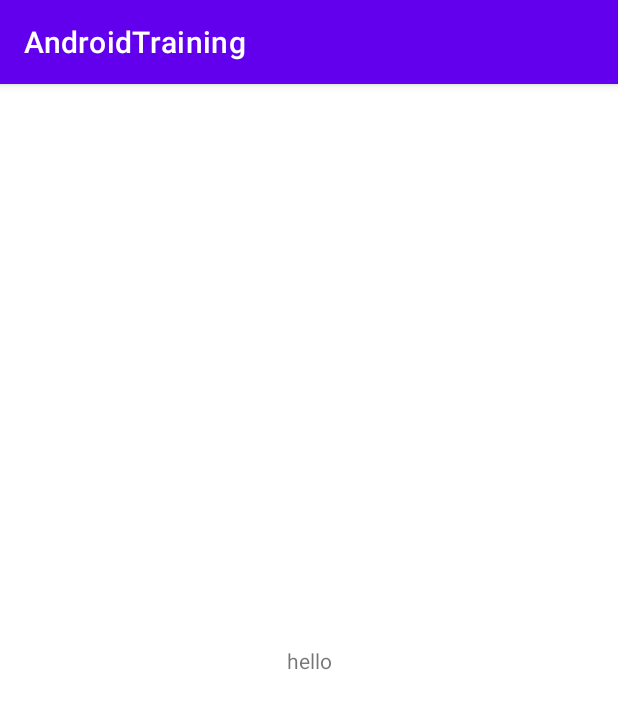
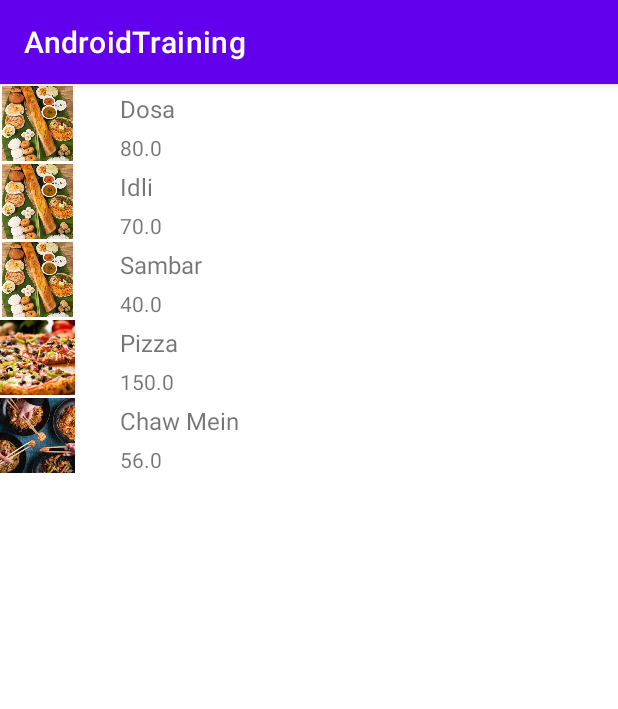
Before and after one commit to gitSanjoo/AndroidTraining, an Android app: the screen it shows after launch (MainActivity before the commit, AllMenuItemActivity after it), on a phone screen of 412 x 824 dp. Shown: the top 709 px of the screen. Run offline under Robolectric (Android 15) with nearby library versions, the phone set to English and light mode, and no system bars; our stand-ins replace data binding.

Commit message:
able to create menu, cuisine, restaurant data and able to print the data values by overRiding the toString method of all data classes(menuItem,cuisine, restaurant) via invoking/calling the methods of a static class from Application class.

```diff
--- a/app/build.gradle
+++ b/app/build.gradle
@@ -26,6 +26,11 @@ android {
         sourceCompatibility JavaVersion.VERSION_1_8
         targetCompatibility JavaVersion.VERSION_1_8
     }
+
+    buildFeatures {
+        viewBinding true
+        dataBinding true
+    }
 }
 
 dependencies {
--- a/app/src/main/java/com/sanjoo/androidtraining/DefaultRestaurantDataProvider.java
+++ b/app/src/main/java/com/sanjoo/androidtraining/DefaultRestaurantDataProvider.java
@@ -15,7 +15,7 @@ public class DefaultRestaurantDataProvider {
     private static ArrayList<Restaurant> restaurants = new ArrayList<>();
 
     public static void createAllMenuItems(){
-        MenuItem dosa= new MenuItem("Dosa", R.drawable.ic_launcher_background,80.00F, CuisineType.SOUTH_INDIAN);
+        MenuItem dosa= new MenuItem("Dosa", R.drawable.south_indian,80.00F, CuisineType.SOUTH_INDIAN);
         menus.add(dosa);
         MenuItem idli=new MenuItem("Idli",R.drawable.south_indian,70,CuisineType.SOUTH_INDIAN);
         menus.add(idli);
@@ -23,6 +23,9 @@ public class DefaultRestaurantDataProvider {
         menus.add(sambar);
         MenuItem pizza=new MenuItem("Pizza",R.drawable.italian,150,CuisineType.ITALIAN);
         menus.add(pizza);
+        MenuItem chaw_mein=new MenuItem("Chaw Mein",R.drawable.chinese,56,CuisineType.CHINESE);
+        menus.add(chaw_mein);
+        MenuItem pratha=new MenuItem("Pratha",R.drawable.north_indian,45,CuisineType.NORTH_INDIAN);
     }
     private static long count=menus.stream().count();
     private static MenuItem menuItem;
--- a/app/src/main/java/com/sanjoo/androidtraining/actvities/MainActivity.java
+++ b/app/src/main/java/com/sanjoo/androidtraining/actvities/MainActivity.java
@@ -11,6 +11,6 @@ public class MainActivity extends AppCompatActivity {
     @Override
     protected void onCreate(Bundle savedInstanceState) {
         super.onCreate(savedInstanceState);
-        setContentView(R.layout.activity_main);
+        setContentView(R.layout.activity_all_menu_item);
     }
 }
--- a/app/src/main/java/com/sanjoo/androidtraining/adapters/AllMenuListAdapter.java
+++ b/app/src/main/java/com/sanjoo/androidtraining/adapters/AllMenuListAdapter.java
@@ -31,6 +31,9 @@ public class AllMenuListAdapter extends RecyclerView.Adapter<AllMenuListAdapter.
     @Override
     public void onBindViewHolder(@NonNull AllMenuListViewHolder holder, int position) {
 
+        holder.menuItemImageView.setImageResource(menuItems.get(position).getItemImage());
+        holder.menuNameView.setText( menuItems.get(position).getItemName());
+        holder.menuPriceView.setText(String.valueOf(menuItems.get(position).getItemPrice()));
     }
 
     @Override
--- a/app/src/main/res/layout/activity_all_menu_item.xml
+++ b/app/src/main/res/layout/activity_all_menu_item.xml
@@ -1,6 +1,12 @@
 <?xml version="1.0" encoding="utf-8"?>
-<androidx.recyclerview.widget.RecyclerView
-    xmlns:android="http://schemas.android.com/apk/res/android"
-    android:id="@+id/allMenuItemList"
-    android:layout_width="match_parent"
-    android:layout_height="match_parent"/>
+<layout
+    xmlns:android="http://schemas.android.com/apk/res/android">
+    <RelativeLayout
+        android:layout_width="match_parent"
+        android:layout_height="wrap_content">
+        <androidx.recyclerview.widget.RecyclerView
+            android:id="@+id/allMenuItemList"
+            android:layout_width="match_parent"
+            android:layout_height="match_parent"/>
+    </RelativeLayout>
+</layout>
--- a/app/src/main/res/layout/list_menu_item.xml
+++ b/app/src/main/res/layout/list_menu_item.xml
@@ -1,17 +1,24 @@
 <?xml version="1.0" encoding="utf-8"?>
-<androidx.constraintlayout.widget.ConstraintLayout xmlns:android="http://schemas.android.com/apk/res/android"
+<androidx.constraintlayout.widget.ConstraintLayout
+    xmlns:android="http://schemas.android.com/apk/res/android"
     android:layout_width="match_parent"
     android:layout_height="wrap_content"
     xmlns:app="http://schemas.android.com/apk/res-auto"
+    xmlns:tools="http://schemas.android.com/tools"
     android:orientation="horizontal">
 
     <ImageView
         android:id="@+id/menu_image"
-        android:layout_width="wrap_content"
-        android:layout_height="wrap_content"
+        android:layout_width="50dp"
+        android:layout_height="50dp"
+        android:scaleType="centerCrop"
         android:src="@mipmap/ic_launcher"
         app:layout_constraintStart_toStartOf="parent"
-        app:layout_constraintTop_toTopOf="parent"/>
+        app:layout_constraintTop_toTopOf="parent"
+        app:layout_constraintEnd_toStartOf="@+id/menu_name"
+        app:layout_constraintBottom_toBottomOf="@+id/menu_price"
+
+        />
     <TextView
         android:id="@+id/menu_name"
         android:layout_width="wrap_content"
@@ -20,8 +27,8 @@
         app:layout_constraintTop_toTopOf="parent"
         app:layout_constraintBottom_toTopOf="@+id/menu_price"
         android:layout_marginLeft="30dp"
-        android:layout_marginTop="10dp"
-        android:textSize="20dp"
+        android:layout_marginTop="5dp"
+        android:textSize="16dp"
         android:text="hii">
     </TextView>
     <TextView
@@ -31,6 +38,7 @@
         app:layout_constraintStart_toEndOf="@+id/menu_image"
         app:layout_constraintTop_toBottomOf="@+id/menu_name"
         android:layout_marginLeft="30dp"
-        android:layout_marginTop="10dp"
+        android:layout_marginTop="5dp"
+        app:layout_constraintBottom_toBottomOf="@+id/menu_image"
         android:text="70"/>
 </androidx.constraintlayout.widget.ConstraintLayout>
```
Also changed, not shown: app/src/main/AndroidManifest.xml (+6 -4 lines).
